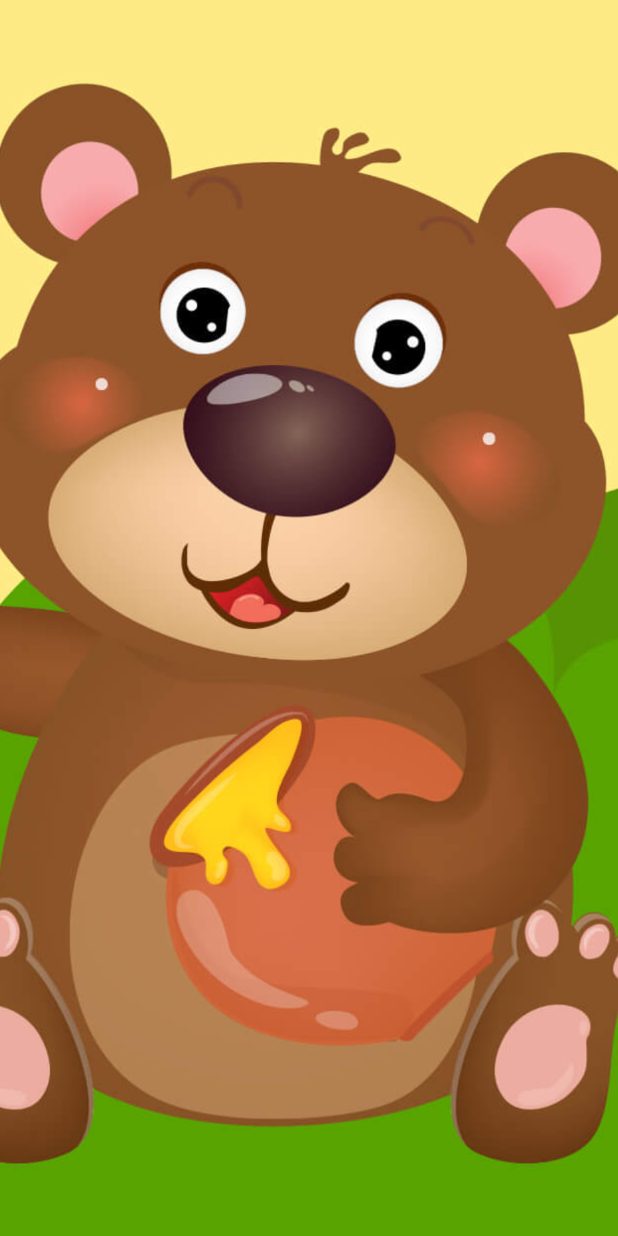
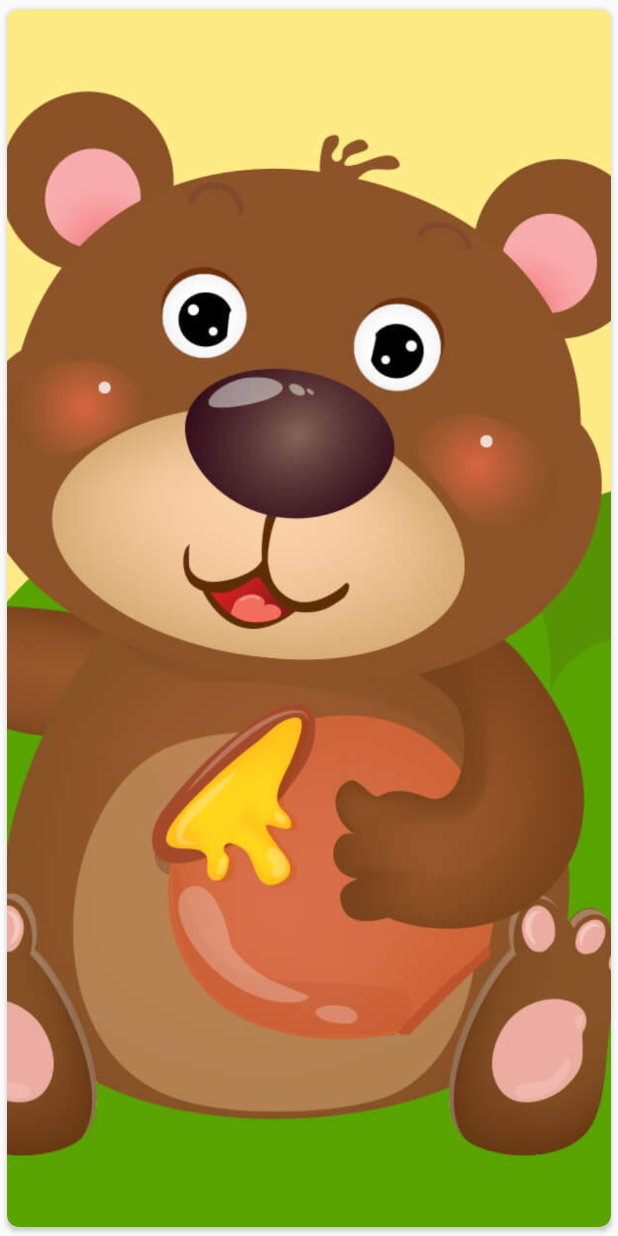
Before and after one commit to tungtsdev96/Kid_Robot, an Android app: the layout item_learn_vocab_image.xml on its own in the app's theme, with its tools: preview values and no code run, on a phone screen of 412 x 824 dp. Run offline under Robolectric (Android 15) with nearby library versions, the phone set to English and light mode, and no system bars.

Commit message:
[20/02/2020] Adjust Layout learning vocab v1

```diff
--- a/app/src/main/res/layout/item_learn_vocab_image.xml
+++ b/app/src/main/res/layout/item_learn_vocab_image.xml
@@ -1,8 +1,16 @@
 <?xml version="1.0" encoding="utf-8"?>
-<ImageView
-    xmlns:android="http://schemas.android.com/apk/res/android"
-    android:orientation="vertical"
+<androidx.cardview.widget.CardView xmlns:android="http://schemas.android.com/apk/res/android"
     android:layout_width="match_parent"
     android:layout_height="match_parent"
-    android:scaleType="centerCrop"
-    android:src="@drawable/bear"/>
+    xmlns:app="http://schemas.android.com/apk/res-auto"
+    app:cardUseCompatPadding="true"
+    app:cardCornerRadius="@dimen/common_card_radius">
+
+    <ImageView
+        android:orientation="vertical"
+        android:layout_width="match_parent"
+        android:layout_height="match_parent"
+        android:scaleType="centerCrop"
+        android:src="@drawable/bear"/>
+
+</androidx.cardview.widget.CardView>
--- a/app/src/main/res/values/dimens.xml
+++ b/app/src/main/res/values/dimens.xml
@@ -33,6 +33,8 @@
 
     <!-- Learning vocab -->
     <dimen name="text_vocab_learning_big">60sp</dimen>
+    <dimen name="text_vocab_learning_medium">25sp</dimen>
+    <dimen name="slide_learning_vocab_padding">16dp</dimen>
 
     <!-- TestVocab -->
 
--- a/app/src/main/res/values/strings.xml
+++ b/app/src/main/res/values/strings.xml
@@ -7,6 +7,10 @@
     <string name="text_total_vocabulary">Số từ: %d</string>
     <string name="text_header_lesson">Lớp 1</string>
 
+    <!-- Learning Vocab -->
+    <string name="previous">Trước</string>
+    <string name="next">Tiếp</string>
+
     <!-- Test Vocab -->
     <string name="text_choose_right_answer">Chọn đáp án đúng</string>
     <string name="alphabet">%c</string>
@@ -14,4 +18,5 @@
     <string name="download">Tải về</string>
     <string name="cancel_download">Hủy</string>
 
+
 </resources>
```
Also changed, not shown: app/src/main/res/layout/activity_learning_vocab.xml (+34 -9 lines), app/src/main/res/layout/item_learn_vocab_text.xml (+6 -4 lines), app/src/main/res/layout/item_learn_vocab_text_and_image.xml (+21 -10 lines).
